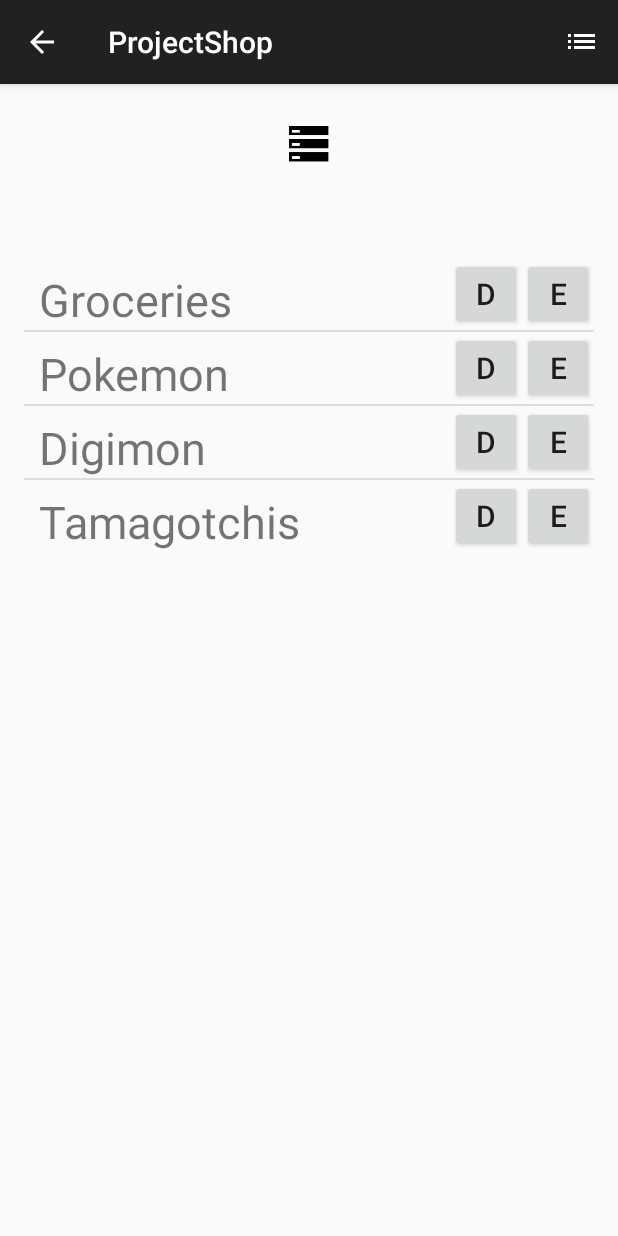
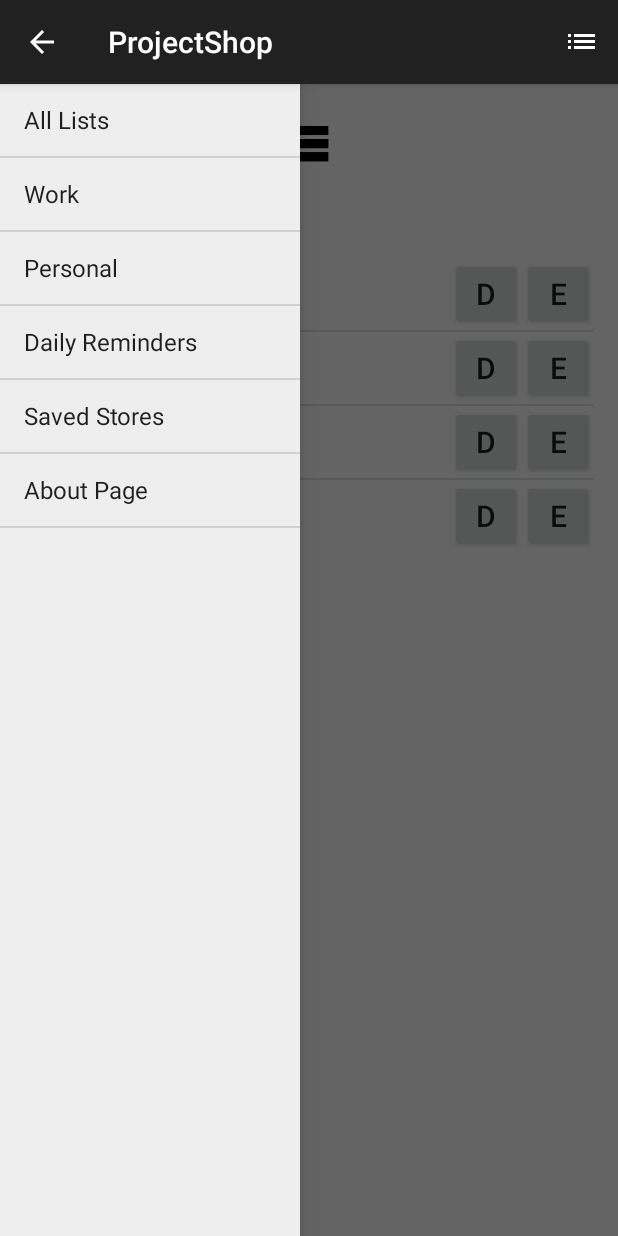
Before and after one commit to lucasangelon/esy2shop, an Android app: the screen it shows after launch (MainMenu), after a tap on "Settings", on a phone screen of 412 x 824 dp. Run offline under Robolectric (Android 15) with nearby library versions, the phone set to English and light mode, and no system bars; our stand-ins replace ButterKnife; libraries missing offline, so code that uses them is left out: junit.framework.

Commit message:
Fixed Joshs code
drawer now working

```diff
--- a/app/src/main/java/codefactory/projectshop/activites/MainMenu.java
+++ b/app/src/main/java/codefactory/projectshop/activites/MainMenu.java
@@ -1,6 +1,7 @@
 package codefactory.projectshop.activites;
 
 import android.app.ListActivity;
+import android.support.v4.widget.DrawerLayout;
 import android.support.v7.app.ActionBarActivity;
 import android.support.v7.app.AppCompatActivity;
 import android.os.Bundle;
@@ -31,12 +32,13 @@ public class MainMenu extends AppCompatActivity {
     //Navigation Drawer
     private ListView mDrawerList;
     private ArrayAdapter<String> mAdapter;
+    private DrawerLayout drawer;
 
     //@Bind(R.id.refreshImageView) ImageView mRefreshImageView;
 
     //Method called in onCreate
     private void addDrawerItems(){
-        String[] osArray = { "All Lists", "Work", "Personal", "Daily Reminders"};
+        String[] osArray = { "All Lists", "Work", "Personal", "Daily Reminders", "Saved Stores", "About Page"};
         mAdapter = new ArrayAdapter<String>(this, android.R.layout.simple_list_item_1, osArray);
         mDrawerList.setAdapter(mAdapter);
     }
@@ -51,7 +53,7 @@ public class MainMenu extends AppCompatActivity {
 
         //Navigation Drawer
         mDrawerList = (ListView)findViewById(R.id.navList);
-
+        drawer = (DrawerLayout)findViewById(R.id.drawer_layout);
         //Array for adapter
         ArrayList<List> listOfLists = new ArrayList<>();
 
@@ -88,8 +90,26 @@ public class MainMenu extends AppCompatActivity {
     @Override
     public boolean onCreateOptionsMenu(Menu menu) {
         getMenuInflater().inflate(R.menu.menu_main_menu, menu);
+
         return super.onCreateOptionsMenu(menu);
 
     }
 
+    public boolean onOptionsItemSelected(MenuItem item) {
+        switch (item.getItemId()) {
+            case R.id.action_settings:
+                // EITHER CALL THE METHOD HERE OR DO THE FUNCTION DIRECTLY
+               show_drawer();
+
+                return true;
+
+            default:
+                return super.onOptionsItemSelected(item);
+        }
+    }
+
+    private void show_drawer() {
+        drawer.openDrawer(findViewById(R.id.navList));
+    }
+
 }
--- a/app/src/main/res/layout/activity_main_menu.xml
+++ b/app/src/main/res/layout/activity_main_menu.xml
@@ -1,4 +1,11 @@
 
+
+<android.support.v4.widget.DrawerLayout
+    xmlns:android="http://schemas.android.com/apk/res/android"
+    xmlns:tools="http://schemas.android.com/tools"
+    android:id="@+id/drawer_layout"
+    android:layout_width="match_parent"
+    android:layout_height="match_parent">
 
         <RelativeLayout xmlns:android="http://schemas.android.com/apk/res/android"
                 xmlns:tools="http://schemas.android.com/tools"
@@ -10,24 +17,6 @@
                 android:paddingBottom="@dimen/activity_vertical_margin"
                 tools:context="codefactory.projectshop.activites.MainMenu"
             android:id="@+id/activity_main_layout">
-
-    <android.support.v4.widget.DrawerLayout
-        xmlns:android="http://schemas.android.com/apk/res/android"
-        xmlns:tools="http://schemas.android.com/tools"
-        android:id="@+id/drawer_layout"
-        android:layout_width="match_parent"
-        android:layout_height="match_parent">
-
-        <ListView
-            android:id="@+id/navList"
-            android:layout_width="200dp"
-            android:layout_height="match_parent"
-            android:layout_gravity="left|start"
-            android:background="#ffeeeeee"/>
-
-    </android.support.v4.widget.DrawerLayout>
-
-
 
             <ImageView
                 android:layout_width="fill_parent"
@@ -52,5 +41,13 @@
                 android:layout_alignTop="@+id/imageView"
                 android:layout_centerHorizontal="true" />
 
+        </RelativeLayout>
 
-</RelativeLayout>
+    <ListView
+        android:id="@+id/navList"
+        android:layout_width="200dp"
+        android:layout_height="match_parent"
+        android:layout_gravity="left|start"
+        android:background="#ffeeeeee"/>
+
+</android.support.v4.widget.DrawerLayout>
```
Also changed, not shown: 3 other files. Lines whose indentation alone changed are shown as unchanged.
